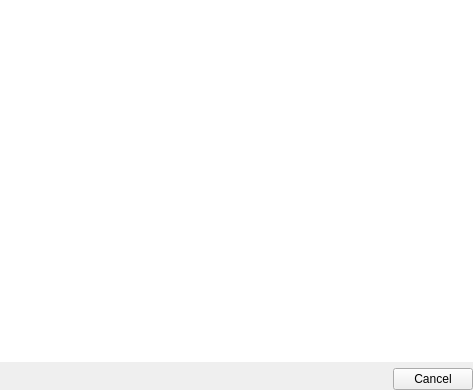
Old version of the form Code/QtSupport/UI_Files/ProcessQueueDialog.ui in the repository BlueQuartzSoftware/EMMPMWorkbench.
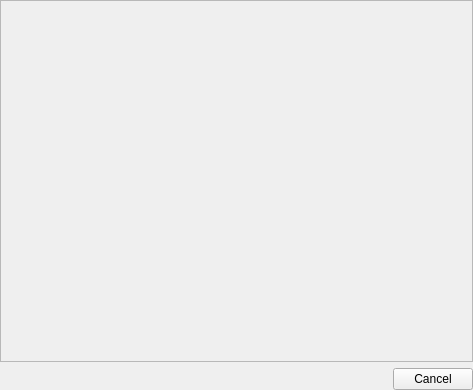
New version of the form.

Commit message: Reworking the progress bar for each file to use a custom QLabel that does its own painting and implements the same API as the QProgressBar. Adding ability to directly edit the Mu value of the User Init areas in the QTableView. Eventually this will allow the user to directly manipulate the Gaussian curves to better fit the mixture of Gaussians model to the data.

Patch:
```diff
--- a/Code/QtSupport/UI_Files/ProcessQueueDialog.ui
+++ b/Code/QtSupport/UI_Files/ProcessQueueDialog.ui
@@ -17,48 +17,31 @@
     <number>0</number>
    </property>
    <item>
-    <widget class="QTableWidget" name="processTableWidget">
-     <property name="frameShape">
-      <enum>QFrame::NoFrame</enum>
-     </property>
-     <property name="frameShadow">
-      <enum>QFrame::Plain</enum>
-     </property>
-     <property name="alternatingRowColors">
+    <widget class="QScrollArea" name="scrollArea">
+     <property name="widgetResizable">
       <bool>true</bool>
      </property>
-     <property name="selectionMode">
-      <enum>QAbstractItemView::NoSelection</enum>
-     </property>
-     <property name="selectionBehavior">
-      <enum>QAbstractItemView::SelectRows</enum>
-     </property>
-     <property name="cornerButtonEnabled">
-      <bool>false</bool>
-     </property>
-     <property name="columnCount">
-      <number>2</number>
-     </property>
-     <attribute name="horizontalHeaderVisible">
-      <bool>false</bool>
-     </attribute>
-     <attribute name="horizontalHeaderStretchLastSection">
-      <bool>true</bool>
-     </attribute>
-     <attribute name="verticalHeaderVisible">
-      <bool>false</bool>
-     </attribute>
-     <attribute name="verticalHeaderVisible">
-      <bool>false</bool>
-     </attribute>
-     <attribute name="horizontalHeaderStretchLastSection">
-      <bool>true</bool>
-     </attribute>
-     <attribute name="horizontalHeaderVisible">
-      <bool>false</bool>
-     </attribute>
-     <column/>
-     <column/>
+     <widget class="QWidget" name="scrollAreaWidgetContents">
+      <property name="geometry">
+       <rect>
+        <x>0</x>
+        <y>0</y>
+        <width>471</width>
+        <height>346</height>
+       </rect>
+      </property>
+      <layout class="QVBoxLayout" name="verticalLayout_4">
+       <property name="spacing">
+        <number>4</number>
+       </property>
+       <property name="margin">
+        <number>0</number>
+       </property>
+       <item>
+        <layout class="QVBoxLayout" name="progBarLayout"/>
+       </item>
+      </layout>
+     </widget>
     </widget>
    </item>
    <item>
```
Left out of the diff: 2 changed lines with no effect on the pictures. The commit also changes 12 other files.
